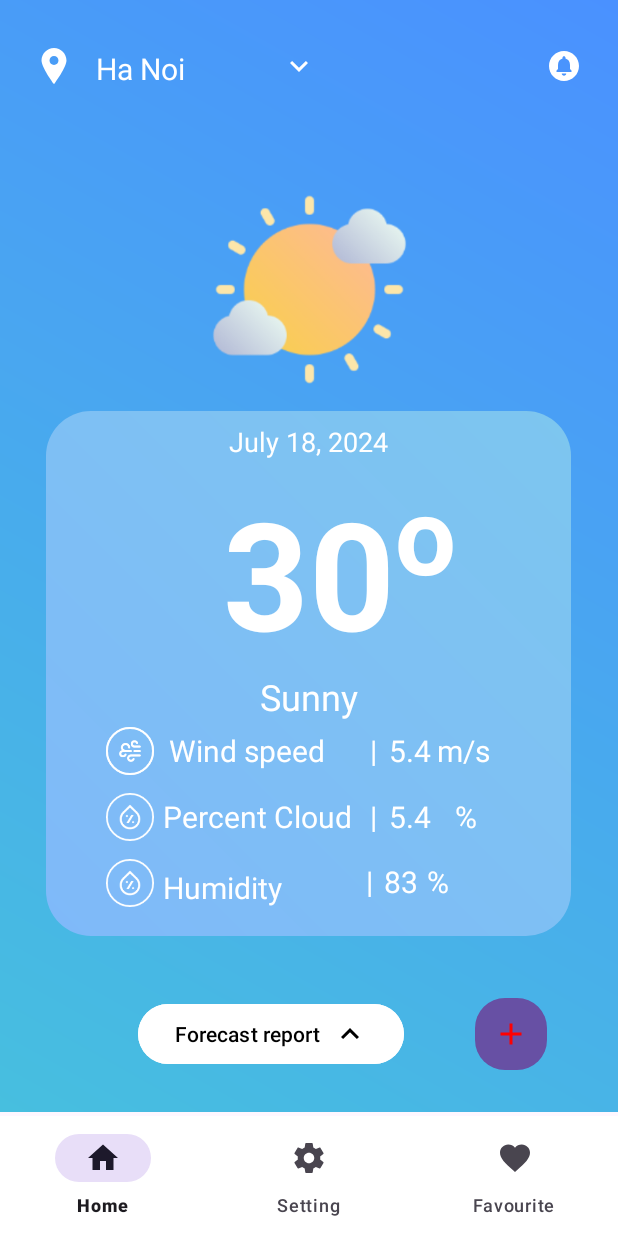
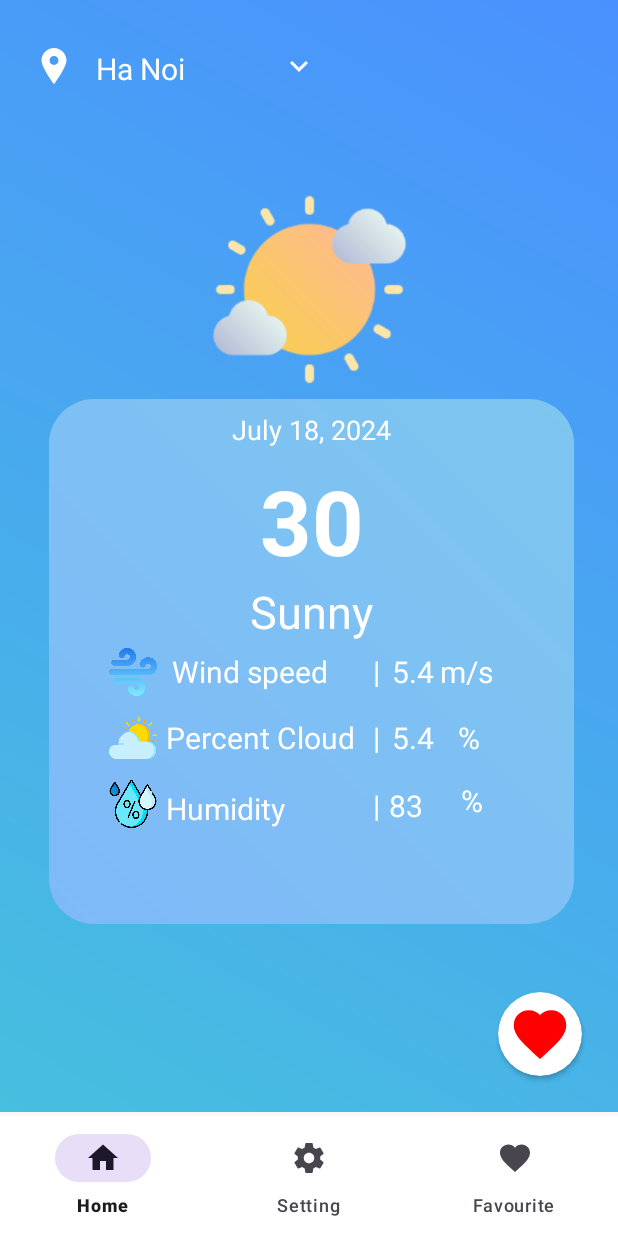
Before and after one commit to dungd200803btvn/HN_Naitei57_Android_Wheather_App, an Android app: the HomeFragment screen opened directly, with no data from a screen before it, after a tap on an icon or button, on a phone screen of 412 x 824 dp. Run offline under Robolectric (Android 15) with nearby library versions, the phone set to English and light mode, and no system bars; pictures from the network do not load.

Commit message:
fix some bug

```diff
--- a/app/src/main/java/com/sun/weather/data/repository/source/WeatherDataSource.kt
+++ b/app/src/main/java/com/sun/weather/data/repository/source/WeatherDataSource.kt
@@ -9,6 +9,11 @@ import com.sun.weather.data.repository.source.remote.OnResultListener
 interface WeatherDataSource {
     interface Local {
         fun getSelectedLocation(key: String): String
+
+        fun isFavoriteLocationExists(
+            cityName: String,
+            countryName: String,
+        ): Boolean
 
         fun getCurrentWeatherLocal(listener: OnResultListener<CurrentWeather>)
 
--- a/app/src/main/java/com/sun/weather/data/repository/source/local/database/IDBHelper.kt
+++ b/app/src/main/java/com/sun/weather/data/repository/source/local/database/IDBHelper.kt
@@ -8,4 +8,9 @@ interface IDBHelper {
     fun getAllFavorite(): List<FavouriteLocation>
 
     fun removeFavoriteItem(id: Long): Int
+
+    fun isFavoriteLocationExists(
+        cityName: String,
+        countryName: String,
+    ): Boolean
 }
--- a/app/src/main/java/com/sun/weather/data/repository/source/remote/RemoteDataSourceImpl.kt
+++ b/app/src/main/java/com/sun/weather/data/repository/source/remote/RemoteDataSourceImpl.kt
@@ -1,5 +1,7 @@
 package com.sun.weather.data.repository.source.remote
 
+import android.icu.util.ULocale.getLanguage
+import android.util.Log
 import com.sun.weather.data.model.CurrentWeather
 import com.sun.weather.data.model.HourlyForecast
 import com.sun.weather.data.model.HourlyForecastItem
@@ -8,6 +10,8 @@ import com.sun.weather.data.model.WeeklyForecastItem
 import com.sun.weather.data.repository.source.WeatherDataSource
 import com.sun.weather.data.repository.source.remote.fetchjson.ApiManager
 import com.sun.weather.utils.Constant
+import com.sun.weather.utils.Constant.LANGUAGE_CODE_ENGLISH
+import com.sun.weather.utils.Constant.LANGUAGE_CODE_VIETNAMESE
 import java.text.SimpleDateFormat
 import java.util.Date
 import java.util.Locale
@@ -19,11 +23,14 @@ class RemoteDataSourceImpl : WeatherDataSource.Remote {
         listener: OnResultListener<CurrentWeather>,
         city: String,
     ) {
+        val langParam = getLanguage()
+        Log.v("ApiManager", langParam)
         val urlString =
             "${Constant.BASE_URL}${Constant.WEATHER_ENDPOINT}?" +
                 "${Constant.QUERY_PARAM}=$city&" +
                 "${Constant.APPID_PARAM}=${Constant.BASE_API_KEY}&" +
-                "${Constant.UNITS_PARAM}=${Constant.UNITS_VALUE}"
+                "${Constant.UNITS_PARAM}=${Constant.UNITS_VALUE}&" +
+                "${Constant.LANGUAGE_PARAM}=$langParam"
         apiManager.executeApiCall(
             urlString,
             CurrentWeather::class.java,
@@ -39,15 +46,29 @@ class RemoteDataSourceImpl : WeatherDataSource.Remote {
         )
     }
 
+    private fun getLanguage(): String {
+        val languageCode = Locale.getDefault().language
+        val langParam =
+            when (languageCode) {
+                LANGUAGE_CODE_VIETNAMESE -> "vi"
+                LANGUAGE_CODE_ENGLISH -> "en"
+                else -> "en"
+            }
+        return langParam
+    }
+
     override fun getCurrentLocationWeather(
         listener: OnResultListener<CurrentWeather>,
         latitude: Double,
         lontitude: Double,
     ) {
+        val langParam = getLanguage()
+        Log.v("ApiManager", langParam)
         val urlString =
             "${Constant.BASE_URL}${Constant.WEATHER_ENDPOINT}?${Constant.LAT_PARAM}=$latitude" +
-                "&${Constant.LON_PARAM}=$lontitude&${Constant.APPID_PARAM}=${Constant.BASE_API_KEY}" +
-                "&${Constant.UNITS_PARAM}=${Constant.UNITS_VALUE}"
+                "&${Constant.LON_PARAM}=$lontitude&${Constant.APPID_PARAM}=${Constant.BASE_API_KEY}&" +
+                "${Constant.UNITS_PARAM}=${Constant.UNITS_VALUE}&" +
+                "${Constant.LANGUAGE_PARAM}=$langParam"
         apiManager.executeApiCall(
             urlString,
             CurrentWeather::class.java,
@@ -90,10 +111,12 @@ class RemoteDataSourceImpl : WeatherDataSource.Remote {
         listener: OnResultListener<WeeklyForecast>,
         city: String,
     ) {
+        val langParam = getLanguage()
+        Log.v("ApiManager", langParam)
         val urlString =
             "${Constant.BASE_URL}${Constant.WEEKLY_FORECAST_ENDPOINT}?${Constant.QUERY_PARAM}=$city" +
                 "&${Constant.UNITS_PARAM}=${Constant.UNITS_VALUE}&${Constant.CNT_PARAM}=${Constant.FORECAST_DAY}" +
-                "&${Constant.APPID_PARAM}=${Constant.BASE_API_KEY}"
+                "&${Constant.APPID_PARAM}=${Constant.BASE_API_KEY}&${Constant.LANGUAGE_PARAM}=$langParam"
         apiManager.executeApiCall(
             urlString,
             WeeklyForecast::class.java,
@@ -115,10 +138,12 @@ class RemoteDataSourceImpl : WeatherDataSource.Remote {
         listener: OnResultListener<HourlyForecast>,
         city: String,
     ) {
+        val langParam = getLanguage()
+        Log.v("ApiManager", langParam)
         val urlString =
             "${Constant.PRO_URL}${Constant.HOURLY_FORECAST_ENDPOINT}?${Constant.QUERY_PARAM}=$city" +
                 "&${Constant.UNITS_PARAM}=${Constant.UNITS_VALUE}&${Constant.CNT_PARAM}=${Constant.FORECAST_HOUR}" +
-                "&${Constant.APPID_PARAM}=${Constant.BASE_API_KEY}"
+                "&${Constant.APPID_PARAM}=${Constant.BASE_API_KEY}&${Constant.LANGUAGE_PARAM}=$langParam"
         apiManager.executeApiCall(
             urlString,
             HourlyForecast::class.java,
@@ -169,7 +194,7 @@ class RemoteDataSourceImpl : WeatherDataSource.Remote {
 
     companion object {
         const val SECOND_TO_MILLIS = 1000
-        const val DATE_PATTERN = "EEEE yyyy-MM-dd HH:mm:ss"
+        const val DATE_PATTERN = ", dd MMMM"
         const val DAY_ONLY_PATTERN = "yyyy-MM-dd"
         private var instance: RemoteDataSourceImpl? = null
 
--- a/app/src/main/java/com/sun/weather/data/repository/source/remote/fetchjson/ApiManager.kt
+++ b/app/src/main/java/com/sun/weather/data/repository/source/remote/fetchjson/ApiManager.kt
@@ -31,9 +31,12 @@ class ApiManager private constructor(private val threadPoolSize: Int) {
     ) {
         getExecutor().submit {
             try {
+                Log.d(LOG_TAG, "Executing API call with URL: $urlString")
                 val responseJson = getJsonStringFromUrl(urlString)
+                Log.d(LOG_TAG, "Response JSON: $responseJson")
                 val gson = Gson()
                 val weather = gson.fromJson(responseJson, responseType)
+                Log.d(LOG_TAG, "Weather: $weather")
                 mHandler.post {
                     listener.onSuccess(weather)
                 }
--- a/app/src/main/java/com/sun/weather/screen/home/HomeContract.kt
+++ b/app/src/main/java/com/sun/weather/screen/home/HomeContract.kt
@@ -31,5 +31,7 @@ interface HomeContract {
         fun onError(e: String)
 
         fun onGetDataFromLocalSuccess(currentWeather: CurrentWeather)
+
+        fun onSnackBar()
     }
 }
--- a/app/src/main/java/com/sun/weather/screen/home/HomePresenter.kt
+++ b/app/src/main/java/com/sun/weather/screen/home/HomePresenter.kt
@@ -72,12 +72,16 @@ class HomePresenter(
         cityName: String,
         countryName: String,
     ) {
+        if (weatherRepository.isFavoriteLocationExists(cityName, countryName)) {
+            view?.onSnackBar()
+        } else {
             val favouriteLocation =
                 FavouriteLocation(
                     cityName = cityName,
                     countryName = countryName,
                 )
             weatherRepository.insertFavoriteWeather(favouriteLocation)
+        }
     }
 
     override fun saveCurrentWeather(currentWeather: CurrentWeather) {
--- a/app/src/main/java/com/sun/weather/utils/Constant.kt
+++ b/app/src/main/java/com/sun/weather/utils/Constant.kt
@@ -30,8 +30,11 @@ object Constant {
     const val LON_PARAM = "lon"
     const val QUERY_PARAM = "q"
     const val CNT_PARAM = "cnt"
+    const val LANGUAGE_PARAM = "lang"
     const val FORECAST_DAY = 7
     const val FORECAST_HOUR = 24
+    const val LANGUAGE_CODE_VIETNAMESE = "vi"
+    const val LANGUAGE_CODE_ENGLISH = "en"
 }
 
 object SharedPrefManager {
@@ -82,6 +85,10 @@ object SharedPrefManager {
         value: Int,
     ) {
         sharedPreferences.edit().putInt(key, value).apply()
+    }
+
+    fun contains(key: String): Boolean {
+        return sharedPreferences.contains(key)
     }
 }
 
--- a/app/src/main/res/layout/fragment_home.xml
+++ b/app/src/main/res/layout/fragment_home.xml
@@ -5,7 +5,7 @@
     android:layout_width="match_parent"
     android:layout_height="match_parent"
     android:background="@drawable/color_background"
-    tools:context="com.example.sun.screen.home.HomeFragment">
+    tools:context="com.sun.weather.screen.home.HomeFragment">
 
     <ImageView
         android:id="@+id/ic_location"
@@ -40,16 +40,6 @@
         app:layout_constraintTop_toTopOf="parent" />
 
     <ImageView
-        android:id="@+id/ic_notification"
-        android:layout_width="@dimen/icon_size_small"
-        android:layout_height="@dimen/icon_size_small"
-        android:layout_marginTop="@dimen/margin_xlarge"
-        android:layout_marginEnd="@dimen/margin_large"
-        android:src="@drawable/ic_notification"
-        app:layout_constraintEnd_toEndOf="parent"
-        app:layout_constraintTop_toTopOf="parent" />
-
-    <ImageView
         android:id="@+id/iv_current_weather"
         android:layout_width="@dimen/image_weather_size"
         android:layout_height="@dimen/image_weather_size"
@@ -60,10 +50,11 @@
         app:layout_constraintTop_toTopOf="parent" />
 
     <androidx.constraintlayout.widget.ConstraintLayout
-        android:id="@+id/constraintLayout"
+        android:id="@+id/constraint_layout"
         android:layout_width="@dimen/display_size"
         android:layout_height="@dimen/display_size"
-        android:layout_marginTop="@dimen/dp_16"
+        android:layout_marginStart="@dimen/dp_4"
+        android:layout_marginTop="@dimen/dp_8"
         android:background="@drawable/color_background_display_field"
         app:layout_constraintEnd_toEndOf="parent"
         app:layout_constraintHorizontal_bias="0.491"
@@ -89,21 +80,10 @@
             android:layout_marginTop="@dimen/margin_small"
             android:text="@string/test_current_temperature"
             android:textColor="@color/white"
-            android:textSize="@dimen/text_size_100"
+            android:textSize="@dimen/sp_60"
             android:textStyle="bold"
             app:layout_constraintEnd_toEndOf="parent"
             app:layout_constraintStart_toStartOf="parent"
-            app:layout_constraintTop_toBottomOf="@id/tv_current_day" />
-
-        <TextView
-            android:id="@+id/tv_temperature"
-            android:layout_width="wrap_content"
-            android:layout_height="wrap_content"
-            android:text="@string/temperature"
-            android:textColor="@color/white"
-            android:textSize="@dimen/text_size_72"
-            android:textStyle="bold"
-            app:layout_constraintStart_toEndOf="@id/tv_current_temperature"
             app:layout_constraintTop_toBottomOf="@id/tv_current_day" />
 
         <TextView
@@ -112,7 +92,7 @@
             android:layout_height="wrap_content"
             android:text="@string/test_current_text"
             android:textColor="@color/white"
-            android:textSize="@dimen/text_size_24"
+            android:textSize="@dimen/sp_30"
             app:layout_constraintEnd_toEndOf="parent"
             app:layout_constraintStart_toStartOf="parent"
             app:layout_constraintTop_toBottomOf="@id/tv_current_temperature" />
@@ -122,7 +102,7 @@
             android:layout_width="@dimen/icon_size_xlarge"
             android:layout_height="@dimen/icon_size_xlarge"
             android:layout_marginStart="@dimen/margin_medium_large"
-            android:layout_marginTop="4dp"
+            android:layout_marginTop="@dimen/dp_4"
             android:src="@drawable/wind"
             app:layout_constraintStart_toStartOf="parent"
             app:layout_constraintTop_toBottomOf="@id/tv_current_text" />
@@ -186,7 +166,7 @@
             android:padding="@dimen/padding_micro"
             android:text="@string/line"
             android:textColor="@color/white"
-            android:textSize="@dimen/text_size_20"
+            android:textSize="@dimen/sp_20"
             app:layout_constraintStart_toEndOf="@id/tv_percent_cloud"
             app:layout_constraintTop_toBottomOf="@id/tv_current_text" />
 
@@ -199,7 +179,7 @@
             android:padding="@dimen/padding_micro"
             android:text="@string/test_current_wind_speed"
             android:textColor="@color/white"
-            android:textSize="@dimen/text_size_20"
+            android:textSize="@dimen/sp_20"
             app:layout_constraintStart_toEndOf="@id/tv_line_1"
             app:layout_constraintTop_toBottomOf="@id/tv_current_text" />
 
@@ -212,7 +192,7 @@
             android:padding="@dimen/padding_micro"
             android:text="@string/test_current_wind_speed"
             android:textColor="@color/white"
-            android:textSize="@dimen/text_size_20"
+            android:textSize="@dimen/sp_20"
             app:layout_constraintStart_toEndOf="@id/tv_line_1"
             app:layout_constraintTop_toBottomOf="@id/tv_current_text" />
 
@@ -220,11 +200,11 @@
             android:id="@+id/tv_wind_speed_unit"
             android:layout_width="wrap_content"
             android:layout_height="wrap_content"
-            android:layout_marginTop="4dp"
+            android:layout_marginTop="@dimen/dp_4"
             android:padding="@dimen/padding_micro"
             android:text="@string/speed_unit"
             android:textColor="@color/white"
-            android:textSize="@dimen/text_size_20"
+            android:textSize="@dimen/sp_20"
             app:layout_constraintStart_toEndOf="@id/tv_current_percent_cloud"
             app:layout_constraintTop_toBottomOf="@id/tv_current_text" />
 
@@ -237,7 +217,7 @@
             android:padding="@dimen/padding_micro"
             android:text="@string/percent"
             android:textColor="@color/white"
-            android:textSize="@dimen/text_size_20"
+            android:textSize="@dimen/sp_20"
             app:layout_constraintStart_toEndOf="@id/tv_current_percent_cloud"
             app:layout_constraintTop_toBottomOf="@id/tv_current_text" />
 
@@ -257,7 +237,7 @@
             android:layout_height="@dimen/icon_size_xlarge"
             android:layout_marginStart="@dimen/dp_40"
             android:layout_marginTop="@dimen/dp_12"
-            android:src="@drawable/humidity"
+            android:src="@drawable/sun"
             app:layout_constraintStart_toStartOf="parent"
             app:layout_constraintTop_toBottomOf="@+id/ic_wind" />
 
@@ -271,76 +251,66 @@
 
             android:text="@string/humidity"
             android:textColor="@color/white"
-            android:textSize="@dimen/text_size_20"
+            android:textSize="@dimen/sp_20"
             app:layout_constraintStart_toEndOf="@+id/ic_humidity2"
             app:layout_constraintTop_toBottomOf="@+id/tv_percent_cloud" />
 
         <TextView
             android:id="@+id/tv_line_3"
-            android:layout_width="wrap_content"
-            android:layout_height="wrap_content"
-            android:layout_marginStart="@dimen/dp_52"
-            android:layout_marginTop="@dimen/dp_12"
-            android:padding="@dimen/padding_micro"
+            android:layout_width="@dimen/dp_6"
+            android:layout_height="@dimen/dp_36"
+            android:layout_marginStart="@dimen/dp_10"
+            android:layout_marginTop="@dimen/dp_136"
             android:text="@string/line"
             android:textColor="@color/white"
-            android:textSize="@dimen/text_size_20"
-            app:layout_constraintStart_toEndOf="@+id/tv_humidity"
-            app:layout_constraintTop_toBottomOf="@+id/tv_line_2" />
+            android:textSize="@dimen/sp_20"
+            app:layout_constraintStart_toEndOf="@+id/tv_percent_cloud"
+            app:layout_constraintTop_toBottomOf="@+id/tv_current_temperature" />
 
         <TextView
             android:id="@+id/tv_current_humidity"
             android:layout_width="wrap_content"
             android:layout_height="wrap_content"
-            android:layout_marginStart="@dimen/dp_3"
-            android:layout_marginTop="@dimen/dp_12"
-            android:padding="@dimen/padding_micro"
+            android:layout_marginStart="@dimen/dp_4"
+            android:layout_marginTop="@dimen/dp_16"
             android:text="@string/test_current_humidity"
             android:textColor="@color/white"
-            android:textSize="@dimen/text_size_20"
-            app:layout_constraintStart_toEndOf="@+id/tv_line_3"
+            android:textSize="@dimen/sp_20"
+            app:layout_constraintStart_toEndOf="@+id/tv_line_2"
             app:layout_constraintTop_toBottomOf="@+id/tv_current_percent_cloud1" />
 
         <TextView
             android:id="@+id/tv_humidity_unit"
             android:layout_width="wrap_content"
             android:layout_height="wrap_content"
-            android:layout_marginStart="@dimen/dp_2"
-            android:layout_marginTop="@dimen/dp_12"
-            android:padding="@dimen/padding_micro"
+            android:layout_marginStart="@dimen/dp_16"
+            android:layout_marginTop="@dimen/dp_92"
             android:text="@string/humidity_unit"
             android:textColor="@color/white"
-            android:textSize="@dimen/text_size_20"
-            app:layout_constraintStart_toEndOf="@+id/tv_current_humidity"
-            app:layout_constraintTop_toBottomOf="@+id/tv_wind_speed_unit1" />
+            android:textSize="@dimen/sp_20"
+            app:layout_constraintStart_toEndOf="@+id/tv_current_percent_cloud"
+            app:layout_constraintTop_toBottomOf="@+id/tv_current_text" />
 
     </androidx.constraintlayout.widget.ConstraintLayout>
 
-    <Button
-        android:id="@+id/btn_forecast_report"
-        android:layout_width="wrap_content"
-        android:layout_height="wrap_content"
-        android:layout_marginStart="@dimen/dp_92"
-        android:layout_marginBottom="@dimen/dp_28"
-        android:backgroundTint="@color/white"
-        android:drawableRight="@drawable/ic_arrow_up"
-        android:text="@string/forecast_report"
-        android:textColor="@color/black"
+
+    <androidx.cardview.widget.CardView
+        android:layout_width="@dimen/dp_56"
+        android:layout_height="@dimen/dp_56"
+        android:layout_marginEnd="@dimen/dp_24"
+        android:layout_marginBottom="@dimen/dp_24"
+        app:cardBackgroundColor="@android:color/white"
+        app:cardCornerRadius="@dimen/dp_48"
         app:layout_constraintBottom_toBottomOf="parent"
-        app:layout_constraintStart_toStartOf="parent" />
+        app:layout_constraintEnd_toEndOf="parent">
 
-    <Button
-        android:id="@+id/btn_add_favourite"
-        android:layout_width="@dimen/dp_48"
-        android:layout_height="@dimen/dp_48"
-        android:layout_marginBottom="@dimen/dp_28"
-        android:background="@drawable/circle_background"
-        android:contentDescription="@string/favourite"
-        android:drawableTop="@drawable/ic_plus"
-        android:padding="@dimen/dp_8"
-        android:textColor="@color/black"
-        app:layout_constraintBottom_toBottomOf="parent"
-        app:layout_constraintEnd_toEndOf="parent"
-        app:layout_constraintStart_toEndOf="@+id/btn_forecast_report" />
-
+        <ImageView
+            android:id="@+id/btn_add_favourite"
+            android:layout_width="match_parent"
+            android:layout_height="match_parent"
+            android:background="?attr/selectableItemBackgroundBorderless"
+            android:contentDescription="@string/heart_icon"
+            android:padding="@dimen/dp_8"
+            android:src="@drawable/ic_heart" />
+    </androidx.cardview.widget.CardView>
 </androidx.constraintlayout.widget.ConstraintLayout>
--- a/app/src/main/res/layout/fragment_setting.xml
+++ b/app/src/main/res/layout/fragment_setting.xml
@@ -9,7 +9,7 @@
         android:id="@+id/flag_image_view"
         android:layout_width="@dimen/dp_100"
         android:layout_height="@dimen/dp_100"
-        android:contentDescription="@string/image_flag"
+        android:contentDescription="@string/choose_language"
         android:src="@drawable/vn_flag"
         android:layout_gravity="center"/>
 
@@ -17,6 +17,6 @@
         android:id="@+id/language_button"
         android:layout_width="wrap_content"
         android:layout_height="wrap_content"
-        android:text="@string/change_language" />
+        android:text="@string/choose_language" />
 
 </LinearLayout>
--- a/app/src/main/res/values/dimens.xml
+++ b/app/src/main/res/values/dimens.xml
@@ -74,5 +74,9 @@
     <dimen name="sp_18">18sp</dimen>
     <dimen name="sp_14">14sp</dimen>
     <dimen name="dp_6">6dp</dimen>
+    <dimen name="dp_56">56dp</dimen>
+    <dimen name="dp_136">136dp</dimen>
+    <dimen name="dp_36">36dp</dimen>
+    <dimen name="sp_60">60sp</dimen>
 
 </resources>
```
Also changed, not shown: app/src/main/java/com/sun/weather/data/repository/WeatherRepository.kt (+7 -0 lines), app/src/main/java/com/sun/weather/data/repository/source/local/LocalDataSourceImpl.kt (+7 -0 lines), app/src/main/java/com/sun/weather/data/repository/source/local/database/DBHelper.kt (+20 -0 lines), app/src/main/java/com/sun/weather/screen/detail/DetailFragment.kt (+30 -10 lines), app/src/main/java/com/sun/weather/screen/home/HomeFragment.kt (+11 -6 lines), app/src/main/java/com/sun/weather/screen/setting/SettingFragment.kt (+16 -10 lines), app/src/main/res/values/strings.xml (+11 -6 lines), app/src/main/res/drawable/humidity.png, app/src/main/res/drawable/sun.png (added), app/src/main/res/drawable/wind.png, 1 other file. Lines whose indentation alone changed are shown as unchanged.
